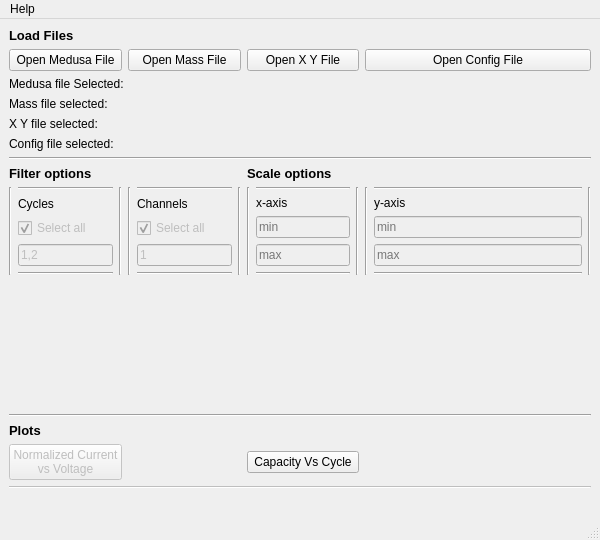
Above: karlie/view/app.ui from abdullahsumbal/data-analysis before the change. Below: the same form after it.
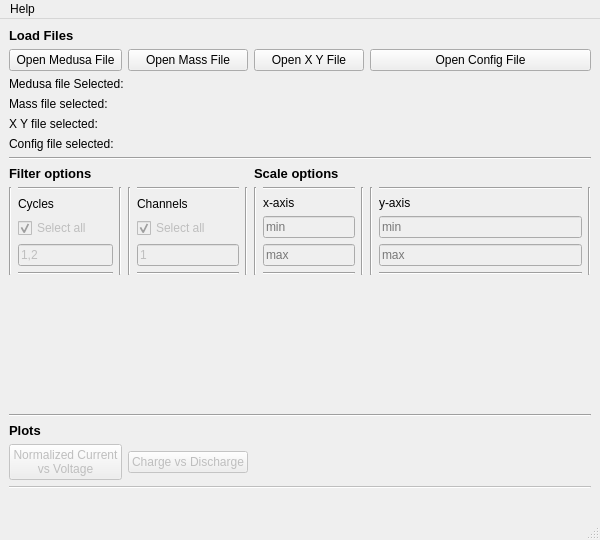
That is the form after the change.

What changed in the file:
```diff
--- a/karlie/view/app.ui
+++ b/karlie/view/app.ui
@@ -139,13 +139,6 @@
         </property>
        </widget>
       </item>
-      <item row="14" column="2">
-       <widget class="QPushButton" name="pushButton">
-        <property name="text">
-         <string>Capacity Vs Cycle</string>
-        </property>
-       </widget>
-      </item>
       <item row="16" column="0" colspan="4">
        <widget class="QLabel" name="label_status">
         <property name="text">
@@ -487,6 +480,16 @@
         </item>
        </layout>
       </item>
+      <item row="14" column="1">
+       <widget class="QPushButton" name="button_charge_discharge">
+        <property name="enabled">
+         <bool>false</bool>
+        </property>
+        <property name="text">
+         <string>Charge vs Discharge</string>
+        </property>
+       </widget>
+      </item>
      </layout>
     </item>
    </layout>
```
